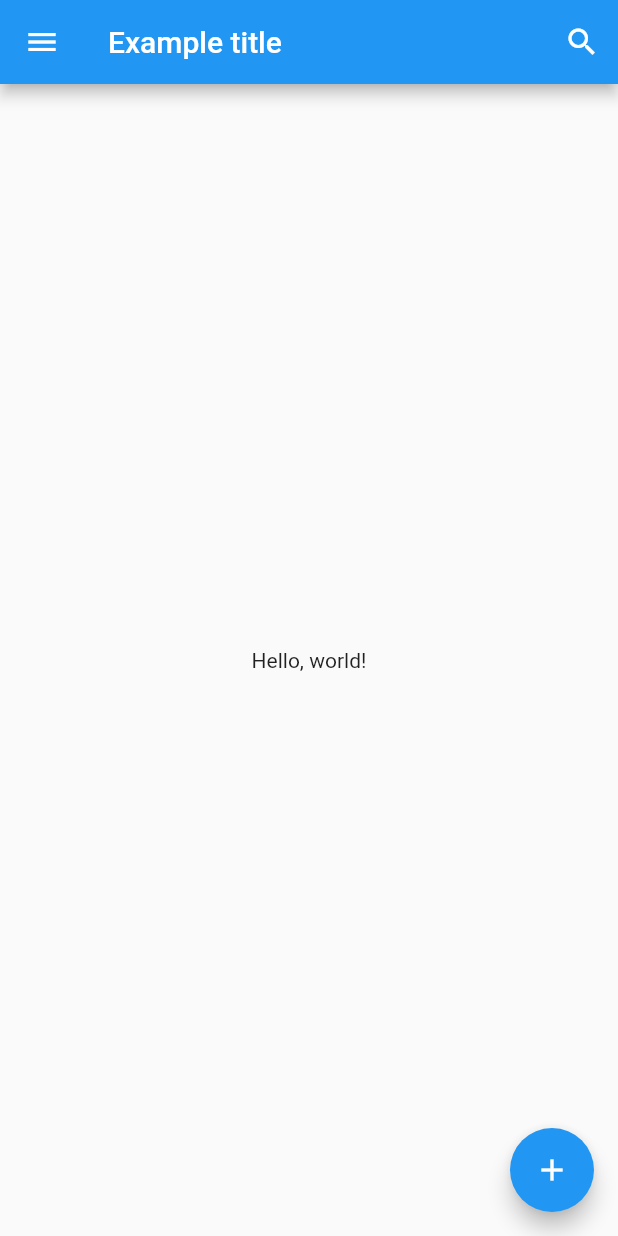
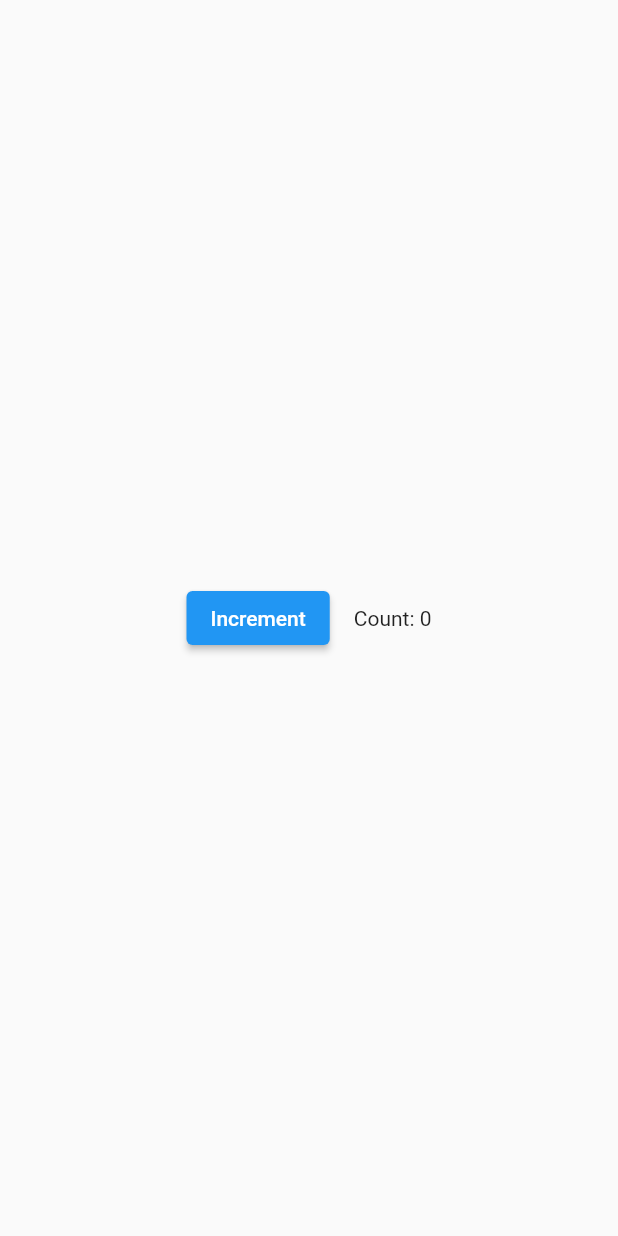
Before and after one commit to mortadha1144/intro_to_widgets, a Flutter app: the screen it shows after launch, on a phone screen of 412 x 824 dp. Run offline on Flutter 3.47's test engine with Material 2 defaults, Android fonts, the phone set to English and light mode, and no system bars.

Commit message:
statefull

```diff
--- a/lib/main.dart
+++ b/lib/main.dart
@@ -1,12 +1,24 @@
 import 'package:flutter/material.dart';
+import 'package:intro_to_widgets/my_button.dart';
+import 'package:intro_to_widgets/statefull.dart';
 
 void main() {
-  runApp(
-    const MaterialApp(
-      title: 'Flutter Tutorial',
-      home: TutorialHome(),
-    ),
-  );
+  runApp(const MyCounter());
+}
+
+class MyCounter extends StatelessWidget {
+  const MyCounter({super.key});
+
+  @override
+  Widget build(BuildContext context) {
+    return const MaterialApp(
+      home: Scaffold(
+        body: Center(
+          child: Counter(),
+        ),
+      ),
+    );
+  }
 }
 
 class TutorialHome extends StatelessWidget {
@@ -30,8 +42,14 @@ class TutorialHome extends StatelessWidget {
           ),
         ],
       ),
-      body: const Center(
-        child: Text('Hello, world!'),
+      body: Center(
+        child: Column(
+          mainAxisAlignment: MainAxisAlignment.spaceEvenly,
+          children: const [
+            Text('Hello, world!'),
+            MyButton(),
+          ],
+        ),
       ),
       floatingActionButton: FloatingActionButton(
         onPressed: () {},
--- /dev/null
+++ b/lib/statefull.dart
@@ -0,0 +1,32 @@
+import 'package:flutter/material.dart';
+
+class Counter extends StatefulWidget {
+  const Counter({super.key});
+
+  @override
+  State<Counter> createState() => _CounterState();
+}
+
+class _CounterState extends State<Counter> {
+  int _counter = 0;
+  void _increment() {
+    setState(() {
+      _counter++;
+    });
+  }
+
+  @override
+  Widget build(BuildContext context) {
+    return Row(
+      mainAxisAlignment: MainAxisAlignment.center,
+      children: <Widget>[
+        ElevatedButton(
+          onPressed: _increment,
+          child: const Text('Increment'),
+        ),
+        const SizedBox(width: 16),
+        Text('Count: $_counter'),
+      ],
+    );
+  }
+}
```
Also changed, not shown: lib/my_button.dart (added, +26 -0 lines).
